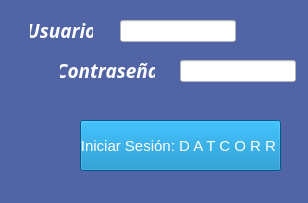
Before: the Qt Designer form ui/inicio_sesion.ui in Musthia/base-deposito, drawn with Qt 5.
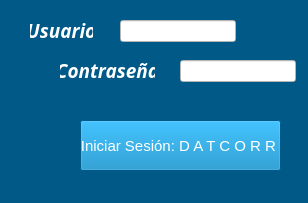
After: the same form once the commit is applied.

The edit to the form file:
```diff
--- a/ui/inicio_sesion.ui
+++ b/ui/inicio_sesion.ui
@@ -20,7 +20,7 @@
    <string>INICIO DE SESION</string>
   </property>
   <property name="styleSheet">
-   <string notr="true">background-color: rgb(81, 101, 166);</string>
+   <string notr="true">background-color: rgb(0, 89, 134);</string>
   </property>
   <widget class="QWidget" name="centralwidget">
    <property name="enabled">
@@ -295,27 +295,27 @@
        <colorrole role="Button">
         <brush brushstyle="SolidPattern">
          <color alpha="255">
-          <red>81</red>
-          <green>101</green>
-          <blue>166</blue>
+          <red>0</red>
+          <green>89</green>
+          <blue>134</blue>
          </color>
         </brush>
        </colorrole>
        <colorrole role="Base">
         <brush brushstyle="SolidPattern">
          <color alpha="255">
-          <red>81</red>
-          <green>101</green>
-          <blue>166</blue>
+          <red>0</red>
+          <green>89</green>
+          <blue>134</blue>
          </color>
         </brush>
        </colorrole>
        <colorrole role="Window">
         <brush brushstyle="SolidPattern">
          <color alpha="255">
-          <red>81</red>
-          <green>101</green>
-          <blue>166</blue>
+          <red>0</red>
+          <green>89</green>
+          <blue>134</blue>
          </color>
         </brush>
        </colorrole>
@@ -342,27 +342,27 @@
        <colorrole role="Button">
         <brush brushstyle="SolidPattern">
          <color alpha="255">
-          <red>81</red>
-          <green>101</green>
-          <blue>166</blue>
+          <red>0</red>
+          <green>89</green>
+          <blue>134</blue>
          </color>
         </brush>
        </colorrole>
        <colorrole role="Base">
         <brush brushstyle="SolidPattern">
          <color alpha="255">
-          <red>81</red>
-          <green>101</green>
-          <blue>166</blue>
+          <red>0</red>
+          <green>89</green>
+          <blue>134</blue>
          </color>
         </brush>
        </colorrole>
        <colorrole role="Window">
         <brush brushstyle="SolidPattern">
          <color alpha="255">
-          <red>81</red>
-          <green>101</green>
-          <blue>166</blue>
+          <red>0</red>
+          <green>89</green>
+          <blue>134</blue>
          </color>
         </brush>
        </colorrole>
@@ -380,27 +380,27 @@
        <colorrole role="Button">
         <brush brushstyle="SolidPattern">
          <color alpha="255">
-          <red>81</red>
-          <green>101</green>
-          <blue>166</blue>
+          <red>0</red>
+          <green>89</green>
+          <blue>134</blue>
          </color>
         </brush>
        </colorrole>
        <colorrole role="Base">
         <brush brushstyle="SolidPattern">
          <color alpha="255">
-          <red>81</red>
-          <green>101</green>
-          <blue>166</blue>
+          <red>0</red>
+          <green>89</green>
+          <blue>134</blue>
          </color>
         </brush>
        </colorrole>
        <colorrole role="Window">
         <brush brushstyle="SolidPattern">
          <color alpha="255">
-          <red>81</red>
-          <green>101</green>
-          <blue>166</blue>
+          <red>0</red>
+          <green>89</green>
+          <blue>134</blue>
          </color>
         </brush>
        </colorrole>
@@ -693,9 +693,9 @@
        <colorrole role="Button">
         <brush brushstyle="SolidPattern">
          <color alpha="255">
-          <red>81</red>
-          <green>101</green>
-          <blue>166</blue>
+          <red>0</red>
+          <green>89</green>
+          <blue>134</blue>
          </color>
         </brush>
        </colorrole>
@@ -711,18 +711,18 @@
        <colorrole role="Base">
         <brush brushstyle="SolidPattern">
          <color alpha="255">
-          <red>81</red>
-          <green>101</green>
-          <blue>166</blue>
+          <red>0</red>
+          <green>89</green>
+          <blue>134</blue>
          </color>
         </brush>
        </colorrole>
        <colorrole role="Window">
         <brush brushstyle="SolidPattern">
          <color alpha="255">
-          <red>81</red>
-          <green>101</green>
-          <blue>166</blue>
+          <red>0</red>
+          <green>89</green>
+          <blue>134</blue>
          </color>
         </brush>
        </colorrole>
@@ -749,9 +749,9 @@
        <colorrole role="Button">
         <brush brushstyle="SolidPattern">
          <color alpha="255">
-          <red>81</red>
-          <green>101</green>
-          <blue>166</blue>
+          <red>0</red>
+          <green>89</green>
+          <blue>134</blue>
          </color>
         </brush>
        </colorrole>
@@ -767,18 +767,18 @@
        <colorrole role="Base">
         <brush brushstyle="SolidPattern">
          <color alpha="255">
-          <red>81</red>
-          <green>101</green>
-          <blue>166</blue>
+          <red>0</red>
+          <green>89</green>
+          <blue>134</blue>
          </color>
         </brush>
        </colorrole>
        <colorrole role="Window">
         <brush brushstyle="SolidPattern">
          <color alpha="255">
-          <red>81</red>
-          <green>101</green>
-          <blue>166</blue>
+          <red>0</red>
+          <green>89</green>
+          <blue>134</blue>
          </color>
         </brush>
        </colorrole>
@@ -796,27 +796,27 @@
        <colorrole role="Button">
         <brush brushstyle="SolidPattern">
          <color alpha="255">
-          <red>81</red>
-          <green>101</green>
-          <blue>166</blue>
+          <red>0</red>
+          <green>89</green>
+          <blue>134</blue>
          </color>
         </brush>
        </colorrole>
        <colorrole role="Base">
         <brush brushstyle="SolidPattern">
          <color alpha="255">
-          <red>81</red>
-          <green>101</green>
-          <blue>166</blue>
+          <red>0</red>
+          <green>89</green>
+          <blue>134</blue>
          </color>
         </brush>
        </colorrole>
        <colorrole role="Window">
         <brush brushstyle="SolidPattern">
          <color alpha="255">
-          <red>81</red>
-          <green>101</green>
-          <blue>166</blue>
+          <red>0</red>
+          <green>89</green>
+          <blue>134</blue>
          </color>
         </brush>
        </colorrole>
```
